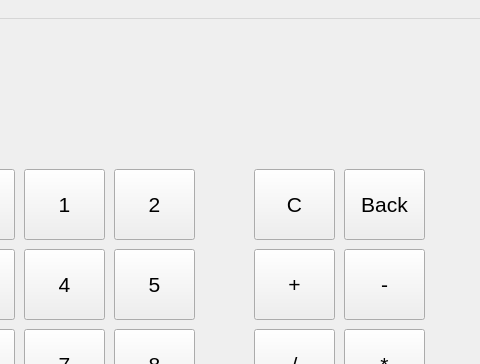
Qt form gui.ui (MaxJameson/PyQt-Calculator) before a commit; both pictures show x 106 to 586 and y 0 to 364 of the 586 by 553 pixel window.
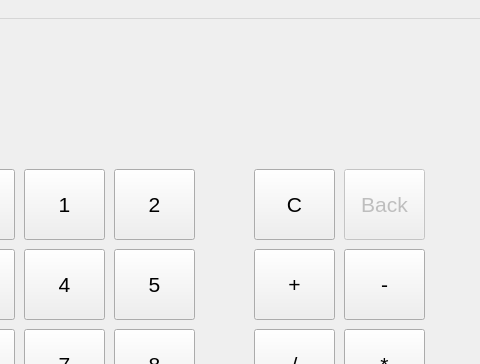
The same form after that commit.

```diff
--- a/gui.ui
+++ b/gui.ui
@@ -327,6 +327,9 @@
     </property>
    </widget>
    <widget class="QPushButton" name="Btn_Back">
+    <property name="enabled">
+     <bool>false</bool>
+    </property>
     <property name="geometry">
      <rect>
       <x>450</x>
```
